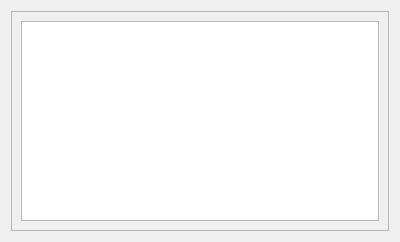
Before: the Qt Designer form tools/NPCCreator/gui/widgetNPCList.ui in ClockworkOrigins/i6engine, drawn with Qt 5.
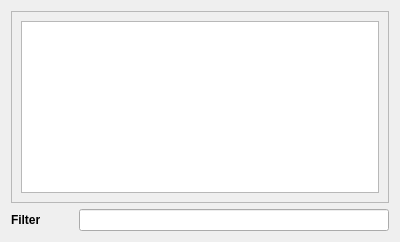
After: the same form once the commit is applied.

Commit message: ISIXE-1613 added filter option for NPCCreator

Patch:
```diff
--- a/tools/NPCCreator/gui/widgetNPCList.ui
+++ b/tools/NPCCreator/gui/widgetNPCList.ui
@@ -15,6 +15,8 @@
   </property>
   <layout class="QGridLayout" name="gridLayout">
    <item row="0" column="0">
+    <layout class="QVBoxLayout" name="verticalLayout_2">
+     <item>
     <widget class="QScrollArea" name="scrollArea">
      <property name="widgetResizable">
       <bool>true</bool>
@@ -24,8 +26,8 @@
        <rect>
         <x>0</x>
         <y>0</y>
-        <width>380</width>
-        <height>222</height>
+          <width>378</width>
+          <height>192</height>
        </rect>
       </property>
       <layout class="QGridLayout" name="gridLayout_2">
@@ -44,6 +46,28 @@
      </widget>
     </widget>
    </item>
+     <item>
+      <layout class="QHBoxLayout" name="horizontalLayout" stretch="1,5">
+       <item>
+        <widget class="QLabel" name="filterLabel">
+         <property name="font">
+          <font>
+           <weight>75</weight>
+           <bold>true</bold>
+          </font>
+         </property>
+         <property name="text">
+          <string>Filter</string>
+         </property>
+        </widget>
+       </item>
+       <item>
+        <widget class="QLineEdit" name="filterEdit"/>
+       </item>
+      </layout>
+     </item>
+    </layout>
+   </item>
   </layout>
  </widget>
  <resources/>
```
Left out of the diff: 17 changed lines with no effect on the pictures. Lines whose indentation alone changed are shown as unchanged. The commit also changes 2 other files.
